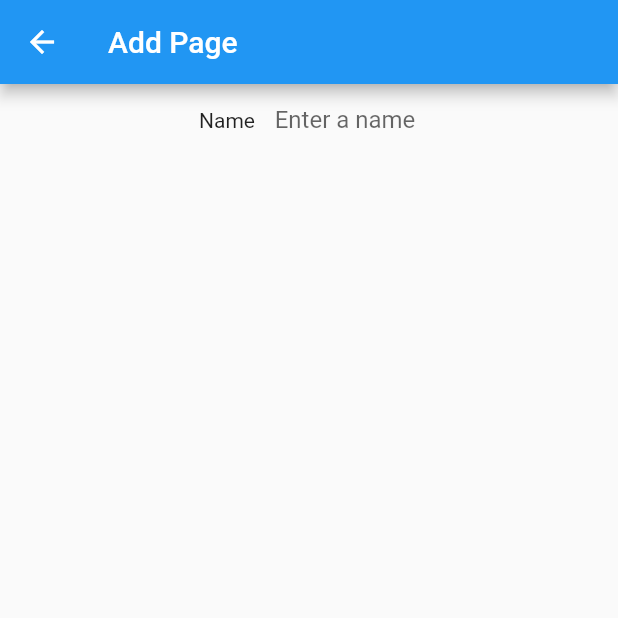
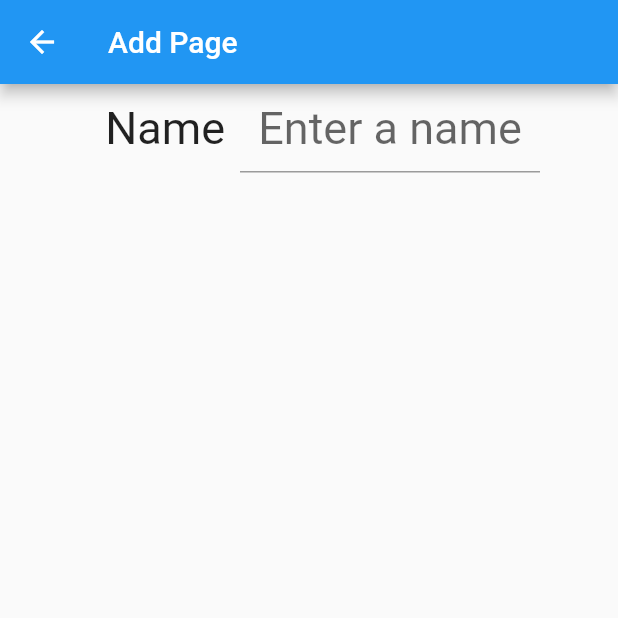
Before and after one commit to YongYangyuen/Flutter-my_scores_list, a Flutter app: the AddScreen screen opened by its route, on a phone screen of 412 x 824 dp, the top half of it. Run offline on Flutter 3.47's test engine with Material 2 defaults, Android fonts, the phone set to English and light mode, and no system bars.

Commit message:
update add page

```diff
--- a/lib/presentation/add_screen.dart
+++ b/lib/presentation/add_screen.dart
@@ -12,17 +12,25 @@ class AddScreen extends StatelessWidget {
             children: [
               Row(children: [
                 Container(
-                  width: 160,
+                  width: 140,
                   margin: new EdgeInsets.symmetric(horizontal: 10.0),
                   alignment: Alignment.topRight,
-                  child: Text("Name"),
+                  child: Text(
+                    "Name",
+                    style: TextStyle(
+                      fontSize: 30,
+                    ),
+                  ),
                 ),
                 Container(
-                  width: 100.0,
+                  width: 200.0,
                   child: TextField(
                     decoration: InputDecoration(
-                        border: InputBorder.none, hintText: 'Enter a name'),
-                        textAlign: TextAlign.center,
+                        hintText: 'Enter a name'),
+                    textAlign: TextAlign.center,
+                    style: TextStyle(
+                      fontSize: 30,
+                    ),
                   ),
                 ),
               ]),
```
